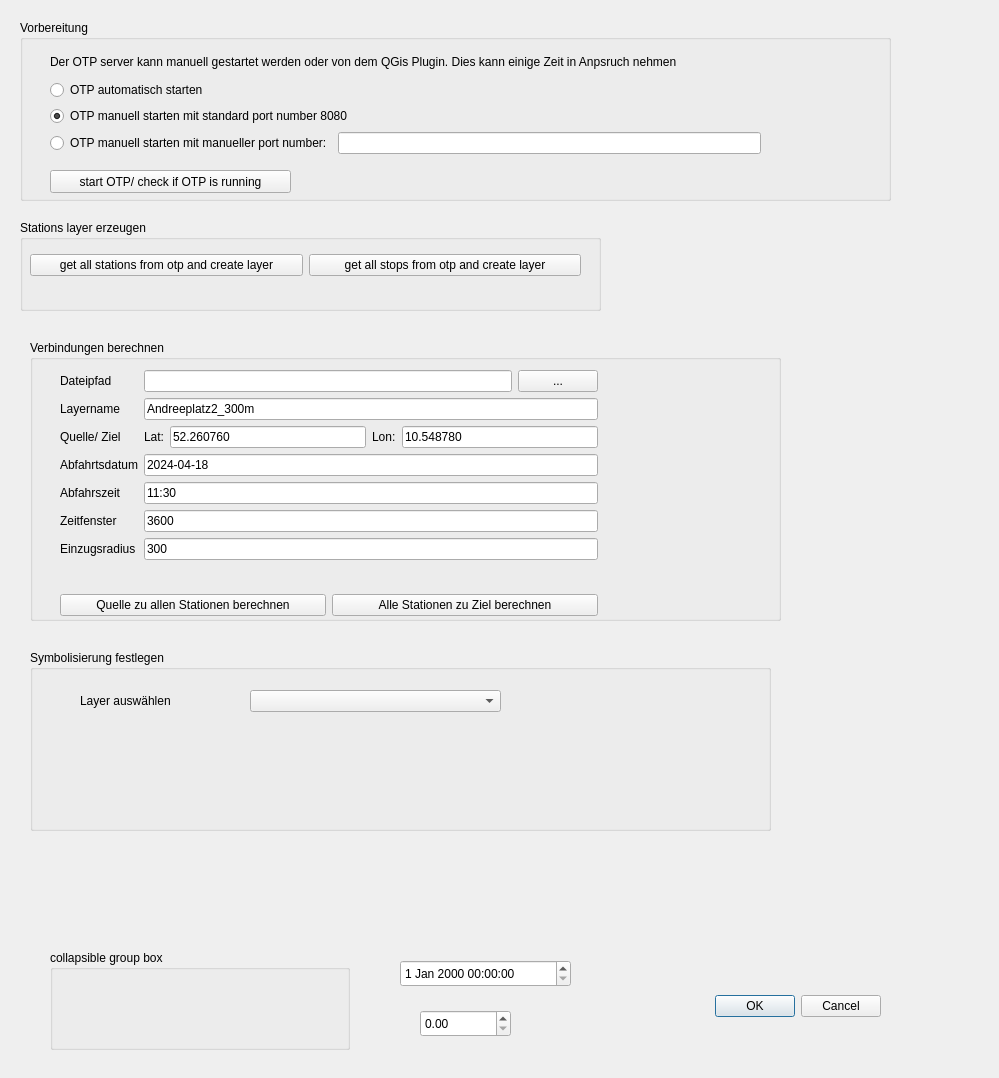
Before: the Qt Designer form public_transit_analysis_dialog_base.ui in ThanDerJoren/transitReachabilityAnalyser, drawn with Qt 5.
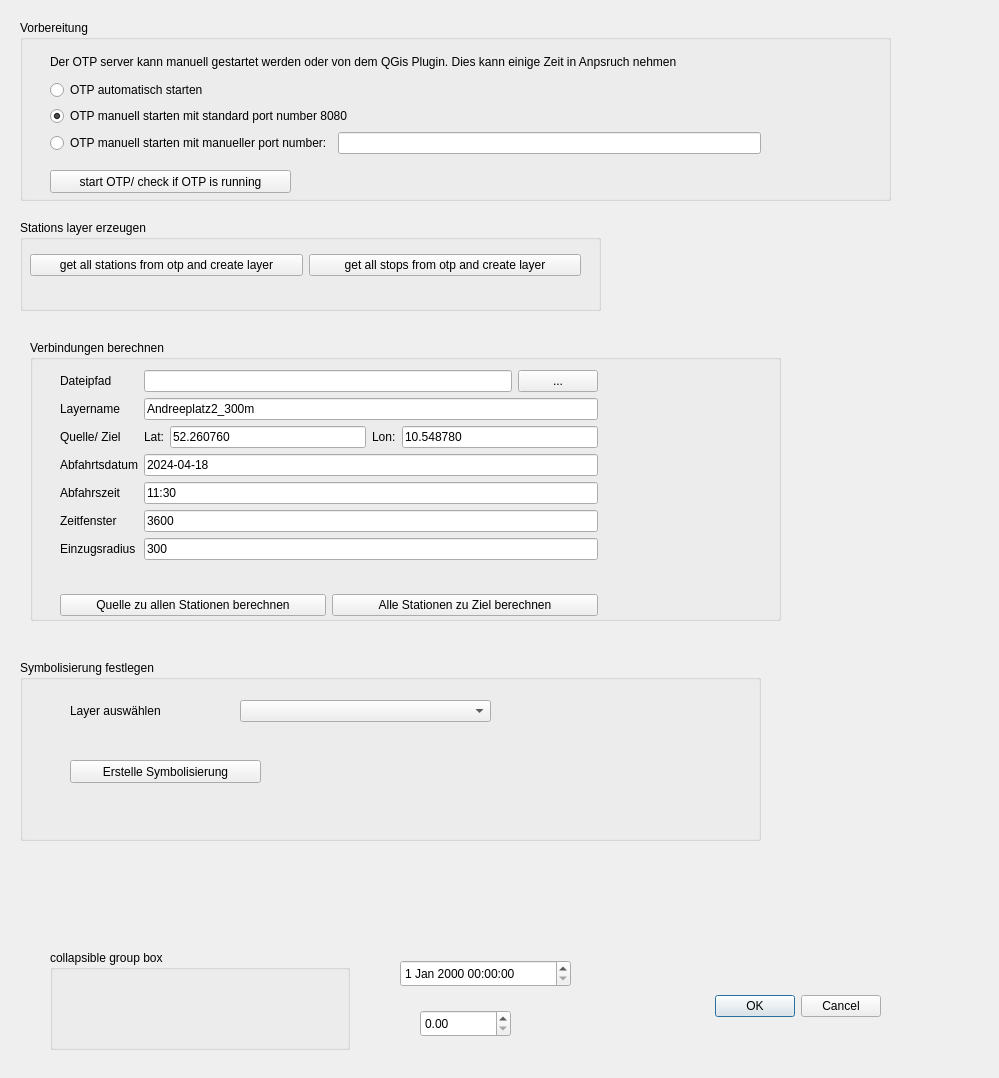
After: the same form once the commit is applied. Custom widgets are drawn as their Qt base class.

Commit message: new method develop_default_symbology. Graded symbology for average trip time implemented.

```diff
--- a/public_transit_analysis_dialog_base.ui
+++ b/public_transit_analysis_dialog_base.ui
@@ -367,8 +367,8 @@
   <widget class="QGroupBox" name="groupBox_4">
    <property name="geometry">
     <rect>
-     <x>30</x>
-     <y>650</y>
+     <x>20</x>
+     <y>660</y>
      <width>741</width>
      <height>181</height>
     </rect>
@@ -399,6 +399,19 @@
      </rect>
     </property>
    </widget>
+   <widget class="QPushButton" name="pb_set_symbology">
+    <property name="geometry">
+     <rect>
+      <x>50</x>
+      <y>100</y>
+      <width>191</width>
+      <height>23</height>
+     </rect>
+    </property>
+    <property name="text">
+     <string>Erstelle Symbolisierung</string>
+    </property>
+   </widget>
   </widget>
  </widget>
  <customwidgets>
```
The commit also changes 1 other file.
